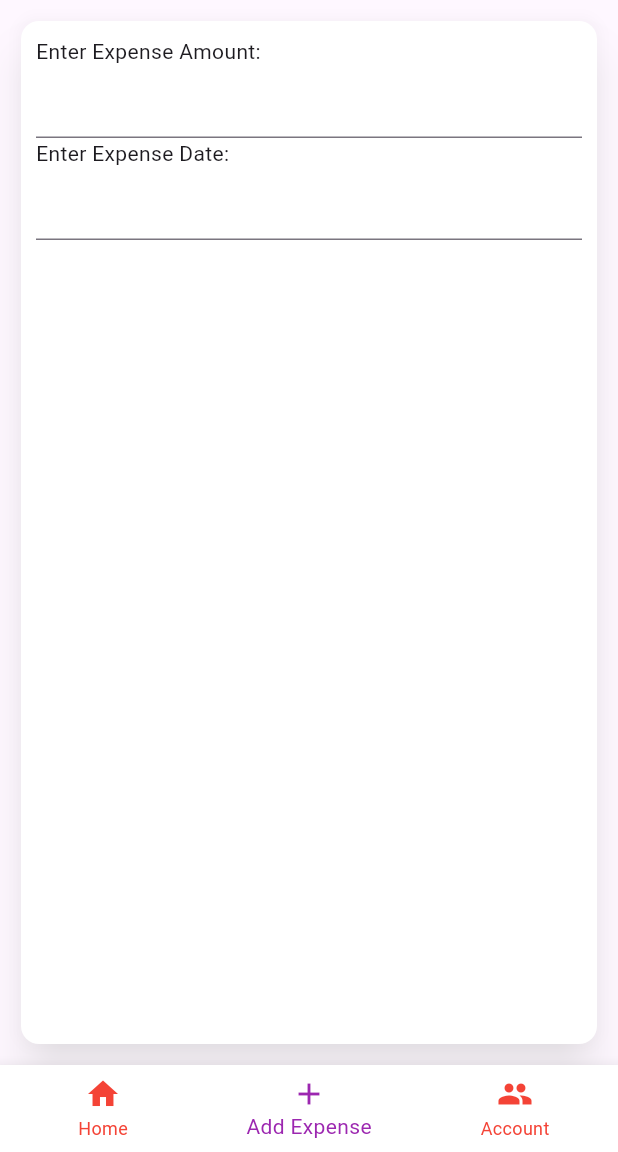
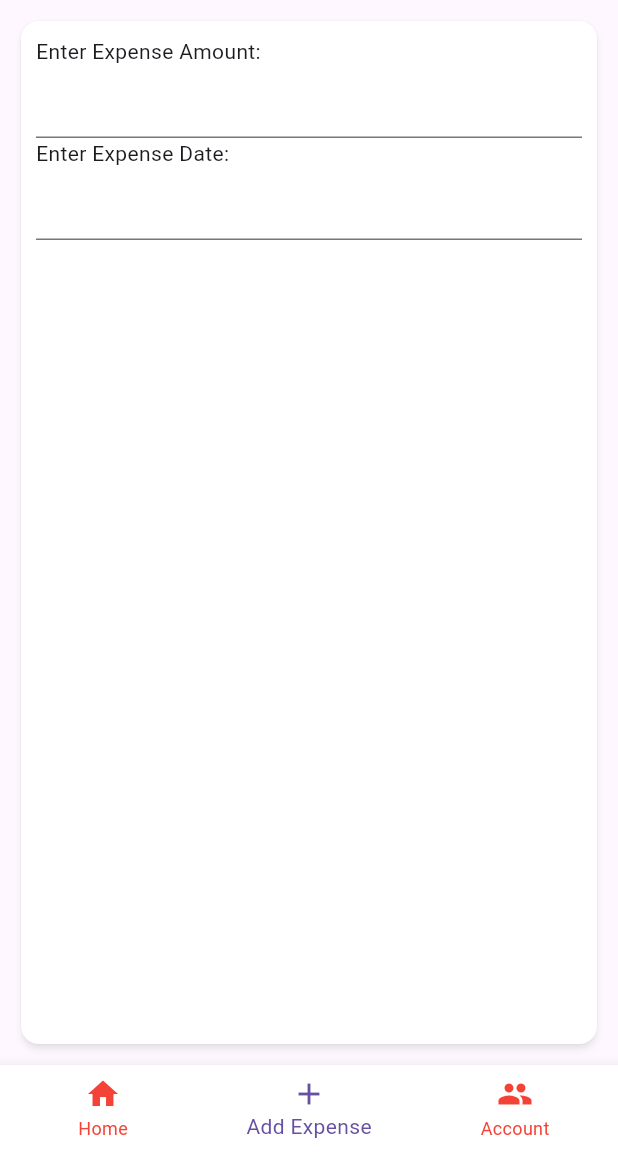
Before and after one commit to tan-infinity93/my_expenses_android_app, a Flutter app: the screen it shows after launch, item 2 of the bottom bar chosen, on a phone screen of 412 x 824 dp, the part 84-1236 px from its top. Run offline on Flutter 3.47's test engine with Material 3 defaults, Android fonts, the phone set to English and light mode, and no system bars.

Commit message:
loca changes

```diff
--- a/lib/add_expense.dart
+++ b/lib/add_expense.dart
@@ -20,7 +20,8 @@ class _AddExpensesState extends State<AddExpenses> {
       child: Card(
         color: Colors.white,
         shadowColor: Colors.white70,
-        elevation: 12.0,
+        surfaceTintColor: Colors.transparent,
+        elevation: 2.0,
         child: Padding(
           padding: const EdgeInsets.all(10.0),
           child: Column(
--- a/lib/bottom_navigation.dart
+++ b/lib/bottom_navigation.dart
@@ -33,7 +33,7 @@ class _BottomNavigationState extends State<BottomNavigation> {
       body: appViews[_selectedIndex],
       bottomNavigationBar: BottomNavigationBar(
         backgroundColor: Colors.white,
-        selectedItemColor: Colors.purple,
+        // selectedItemColor: Colors.purple,
         unselectedItemColor: Colors.red,
         currentIndex: _selectedIndex,
         onTap: _onItemTapped,
--- a/lib/main.dart
+++ b/lib/main.dart
@@ -14,8 +14,8 @@ class MyApp extends StatelessWidget {
     return MaterialApp(
       title: 'Flutter Demo',
       theme: ThemeData(
-        colorScheme: ColorScheme.fromSeed(seedColor: Colors.deepPurple),
-        useMaterial3: true,
+        // colorScheme: ColorScheme.fromSeed(seedColor: Colors.deepPurple),
+        // useMaterial3: true,
       ),
       // home: const MyHomePage(title: 'Flutter Demo Home Page'),
       // home: BottomNavigation(),
```
